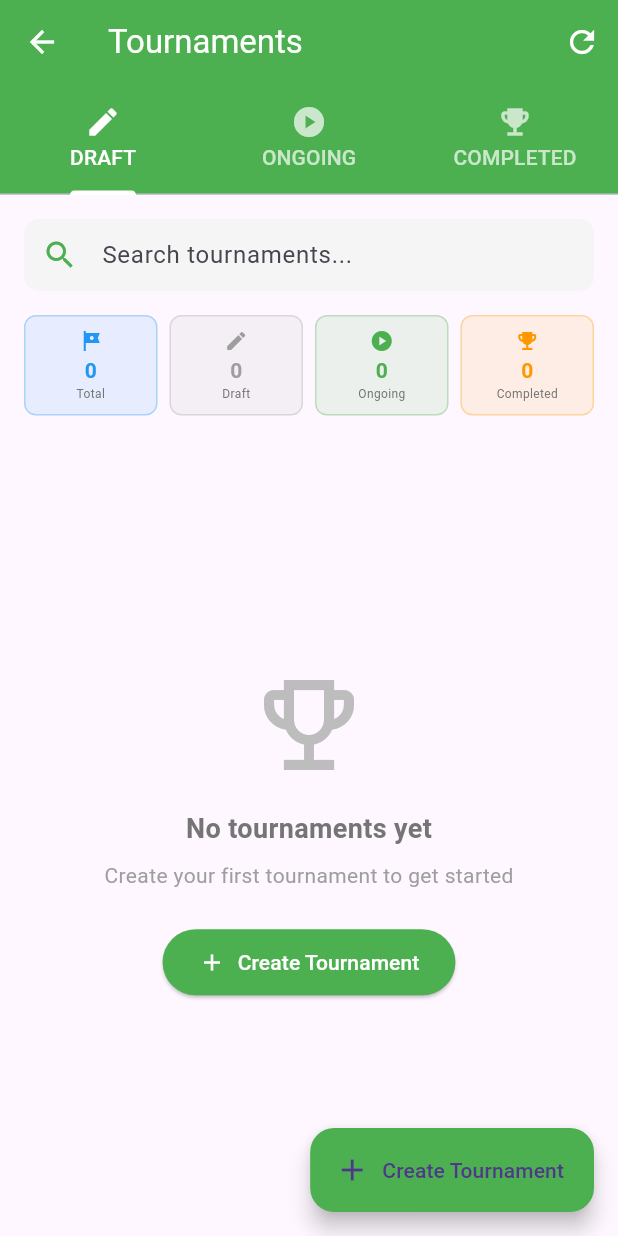
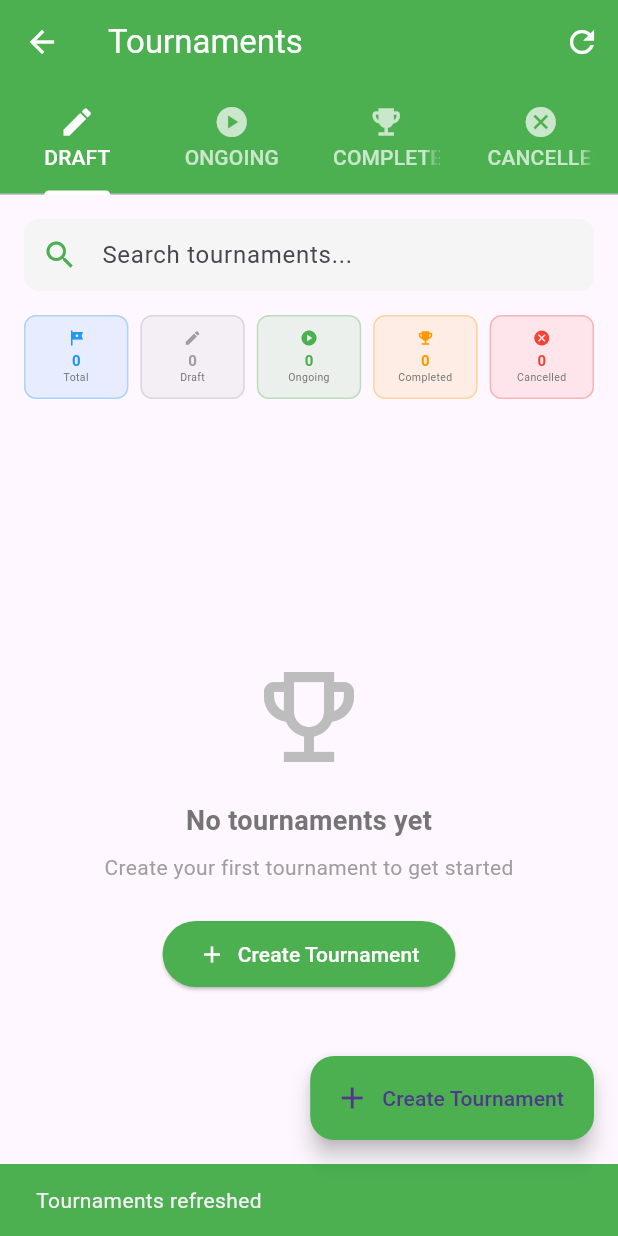
Before and after one commit to habil2003/futsal-booking-system, a Flutter app: the TournamentListScreen screen opened directly, after a tap on the "refresh" icon, on a phone screen of 412 x 824 dp. Run offline on Flutter 3.47's test engine with Material 3 defaults, Android fonts, the phone set to English and light mode, and no system bars; our stand-ins replace fl_chart, geolocator, image_picker, shared_preferences, webview_flutter; missing offline and left inert: dart:html; accounts and stored records are empty; network calls fail.

Commit message:
fix(tournament): resolve tournament list screen issues
- Added CANCELLED tab to show cancelled tournaments separately
- Fixed refresh button with loading indicator and user feedback
- Made stat cards responsive with proper wrapping on small screens
- Added action button for cancelled tournaments in card view
- Added debug function to verify status counts
- Fixed navigation refresh after returning from details screen

```diff
--- a/mobile/lib/screens/owner/tournament_list_screen.dart
+++ b/mobile/lib/screens/owner/tournament_list_screen.dart
@@ -18,12 +18,16 @@ class _TournamentListScreenState extends State<TournamentListScreen>
   late TabController _tabController;
   String _searchQuery = '';
   final TextEditingController _searchController = TextEditingController();
+  bool _isRefreshing = false;
 
   @override
   void initState() {
     super.initState();
-    _tabController = TabController(length: 3, vsync: this);
-    _loadTournaments();
+    // Changed from 3 to 4 to include CANCELLED tab
+    _tabController = TabController(length: 4, vsync: this);
+    _loadTournaments().then((_) {
+      _debugPrintStatusCounts();
+    });
   }
 
   @override
@@ -36,6 +40,19 @@ class _TournamentListScreenState extends State<TournamentListScreen>
   Future<void> _loadTournaments() async {
     final provider = Provider.of<TournamentProvider>(context, listen: false);
     await provider.loadMyTournaments();
+    if (mounted) {
+      setState(() {}); // Force rebuild
+    }
+  }
+
+  void _debugPrintStatusCounts() {
+    final provider = Provider.of<TournamentProvider>(context, listen: false);
+    debugPrint('🏆 TOTAL TOURNAMENTS: ${provider.myTournaments.length}');
+
+    for (var status in TournamentStatus.values) {
+      final count = provider.myTournaments.where((t) => t.status == status).length;
+      debugPrint('🏆 $status: $count');
+    }
   }
 
   List<Tournament> _getFilteredTournaments(List<Tournament> tournaments) {
@@ -70,6 +87,7 @@ class _TournamentListScreenState extends State<TournamentListScreen>
             Tab(text: 'DRAFT', icon: Icon(Icons.edit)),
             Tab(text: 'ONGOING', icon: Icon(Icons.play_circle)),
             Tab(text: 'COMPLETED', icon: Icon(Icons.emoji_events)),
+            Tab(text: 'CANCELLED', icon: Icon(Icons.cancel)),
           ],
           labelColor: Colors.white,
           unselectedLabelColor: Colors.white70,
@@ -77,8 +95,32 @@ class _TournamentListScreenState extends State<TournamentListScreen>
         ),
         actions: [
           IconButton(
-            icon: const Icon(Icons.refresh),
-            onPressed: _loadTournaments,
+            icon: _isRefreshing
+                ? const SizedBox(
+                    width: 20,
+                    height: 20,
+                    child: CircularProgressIndicator(
+                      color: Colors.white,
+                      strokeWidth: 2,
+                    ),
+                  )
+                : const Icon(Icons.refresh),
+            onPressed: _isRefreshing
+                ? null
+                : () async {
+                    setState(() => _isRefreshing = true);
+                    await _loadTournaments();
+                    if (mounted) {
+                      setState(() => _isRefreshing = false);
+                      ScaffoldMessenger.of(context).showSnackBar(
+                        const SnackBar(
+                          content: Text('Tournaments refreshed'),
+                          duration: Duration(seconds: 1),
+                          backgroundColor: Colors.green,
+                        ),
+                      );
+                    }
+                  },
           ),
         ],
       ),
@@ -119,18 +161,35 @@ class _TournamentListScreenState extends State<TournamentListScreen>
             ),
           ),
 
-          // Stats Summary
-          Padding(
+          // Stats Summary - Cards that grow, shrink, and wrap
+          LayoutBuilder(
+            builder: (context, constraints) {
+              // Calculate card width based on available space
+              // Each card minimum 70px, maximum 100px
+              double spacing = 8;
+              int numberOfCards = 5;
+
+              // Calculate ideal card width
+              double totalSpacing = spacing * (numberOfCards - 1);
+              double availableWidth = constraints.maxWidth - totalSpacing - 32;
+              double cardWidth = availableWidth / numberOfCards;
+
+              // Constrain card width between min and max
+              cardWidth = cardWidth.clamp(65.0, 90.0);
+
+              return Padding(
                 padding: const EdgeInsets.symmetric(horizontal: 16),
-            child: Row(
+                child: Wrap(
+                  spacing: spacing,
+                  runSpacing: 8,
                   children: [
                     _buildStatCard(
                       'Total',
                       provider.myTournaments.length.toString(),
                       Icons.tour,
                       Colors.blue,
+                      width: cardWidth,
                     ),
-                const SizedBox(width: 8),
                     _buildStatCard(
                       'Draft',
                       _getTournamentsByStatus(TournamentStatus.draft)
@@ -138,8 +197,8 @@ class _TournamentListScreenState extends State<TournamentListScreen>
                           .toString(),
                       Icons.edit,
                       Colors.grey,
+                      width: cardWidth,
                     ),
-                const SizedBox(width: 8),
                     _buildStatCard(
                       'Ongoing',
                       _getTournamentsByStatus(TournamentStatus.ongoing)
@@ -147,8 +206,8 @@ class _TournamentListScreenState extends State<TournamentListScreen>
                           .toString(),
                       Icons.play_circle,
                       Colors.green,
+                      width: cardWidth,
                     ),
-                const SizedBox(width: 8),
                     _buildStatCard(
                       'Completed',
                       _getTournamentsByStatus(TournamentStatus.completed)
@@ -156,9 +215,21 @@ class _TournamentListScreenState extends State<TournamentListScreen>
                           .toString(),
                       Icons.emoji_events,
                       Colors.orange,
+                      width: cardWidth,
+                    ),
+                    _buildStatCard(
+                      'Cancelled',
+                      _getTournamentsByStatus(TournamentStatus.cancelled)
+                          .length
+                          .toString(),
+                      Icons.cancel,
+                      Colors.red,
+                      width: cardWidth,
                     ),
                   ],
                 ),
+              );
+            },
           ),
 
           const SizedBox(height: 8),
@@ -181,6 +252,9 @@ class _TournamentListScreenState extends State<TournamentListScreen>
                           _buildTournamentsList(_getFilteredTournaments(
                               _getTournamentsByStatus(
                                   TournamentStatus.completed))),
+                          _buildTournamentsList(_getFilteredTournaments(
+                              _getTournamentsByStatus(
+                                  TournamentStatus.cancelled))),
                         ],
                       ),
           ),
@@ -202,24 +276,25 @@ class _TournamentListScreenState extends State<TournamentListScreen>
     );
   }
 
-  Widget _buildStatCard(
-      String label, String value, IconData icon, Color color) {
-    return Expanded(
-      child: Container(
-        padding: const EdgeInsets.symmetric(vertical: 8, horizontal: 4),
+  Widget _buildStatCard(String label, String value, IconData icon, Color color,
+      {required double width}) {
+    return Container(
+      width: width,
+      padding: const EdgeInsets.symmetric(vertical: 8, horizontal: 2),
       decoration: BoxDecoration(
         color: color.withOpacity(0.1),
         borderRadius: BorderRadius.circular(8),
         border: Border.all(color: color.withOpacity(0.3)),
       ),
       child: Column(
+        mainAxisSize: MainAxisSize.min,
         children: [
-            Icon(icon, color: color, size: 16),
+          Icon(icon, color: color, size: width > 75 ? 14 : 12),
           const SizedBox(height: 2),
           Text(
             value,
             style: TextStyle(
-                fontSize: 14,
+              fontSize: width > 75 ? 12 : 10,
               fontWeight: FontWeight.bold,
               color: color,
             ),
@@ -227,12 +302,14 @@ class _TournamentListScreenState extends State<TournamentListScreen>
           Text(
             label,
             style: TextStyle(
-                fontSize: 8,
+              fontSize: width > 75 ? 8 : 7,
               color: Colors.grey.shade600,
             ),
+            maxLines: 1,
+            overflow: TextOverflow.ellipsis,
+            textAlign: TextAlign.center,
           ),
         ],
-        ),
       ),
     );
   }
@@ -348,7 +425,7 @@ class _TournamentListScreenState extends State<TournamentListScreen>
                 tournamentId: tournament.id,
               ),
             ),
-          );
+          ).then((_) => _loadTournaments());
         },
         borderRadius: BorderRadius.circular(15),
         child: Column(
@@ -527,6 +604,7 @@ class _TournamentListScreenState extends State<TournamentListScreen>
                     ),
 
                   const SizedBox(height: 12),
+
                   // Action Buttons
                   Row(
                     mainAxisAlignment: MainAxisAlignment.end,
@@ -584,7 +662,25 @@ class _TournamentListScreenState extends State<TournamentListScreen>
                           style: TextButton.styleFrom(
                               foregroundColor: Colors.orange),
                         ),
+                      if (tournament.isCancelled)
+                        TextButton.icon(
+                          onPressed: () {
+                            Navigator.push(
+                              context,
+                              MaterialPageRoute(
+                                builder: (_) => TournamentDetailsScreen(
+                                  tournamentId: tournament.id,
+                                ),
+                              ),
+                            ).then((_) => _loadTournaments());
+                          },
+                          icon: const Icon(Icons.cancel, size: 16),
+                          label: const Text('View'),
+                          style: TextButton.styleFrom(
+                              foregroundColor: Colors.red),
+                        ),
                       const SizedBox(width: 8),
+                      if (!tournament.isCancelled)
                         TextButton.icon(
                           onPressed: () {
                             Navigator.push(
@@ -598,8 +694,8 @@ class _TournamentListScreenState extends State<TournamentListScreen>
                           },
                           icon: const Icon(Icons.visibility, size: 16),
                           label: const Text('View'),
-                        style:
-                            TextButton.styleFrom(foregroundColor: Colors.green),
+                          style: TextButton.styleFrom(
+                              foregroundColor: Colors.green),
                         ),
                     ],
                   ),
```
Lines whose indentation alone changed are shown as unchanged.
